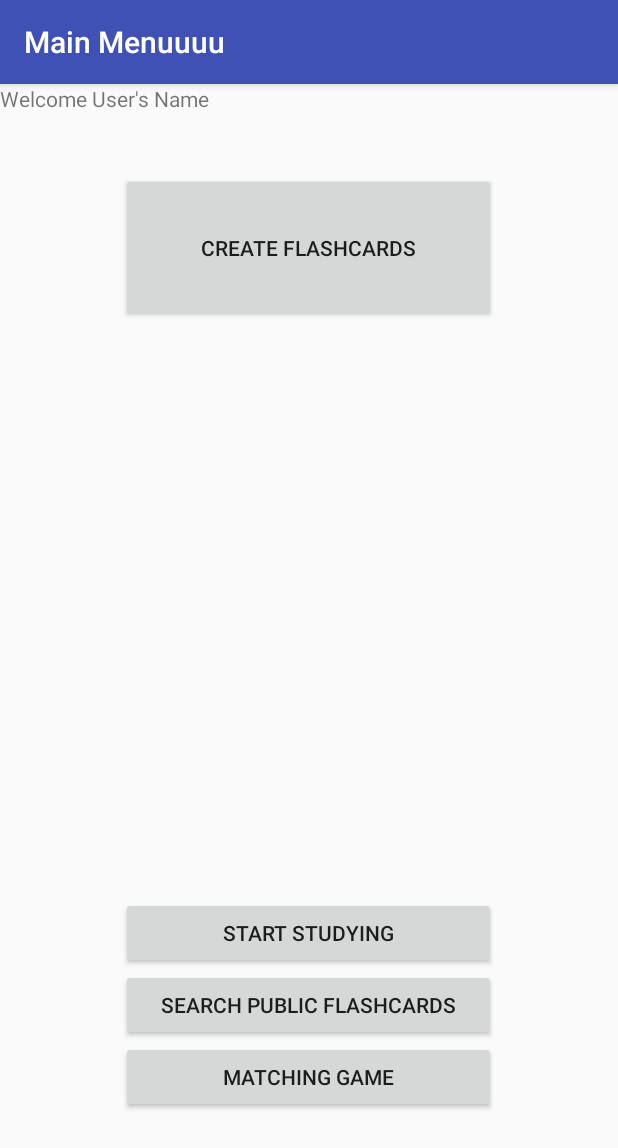
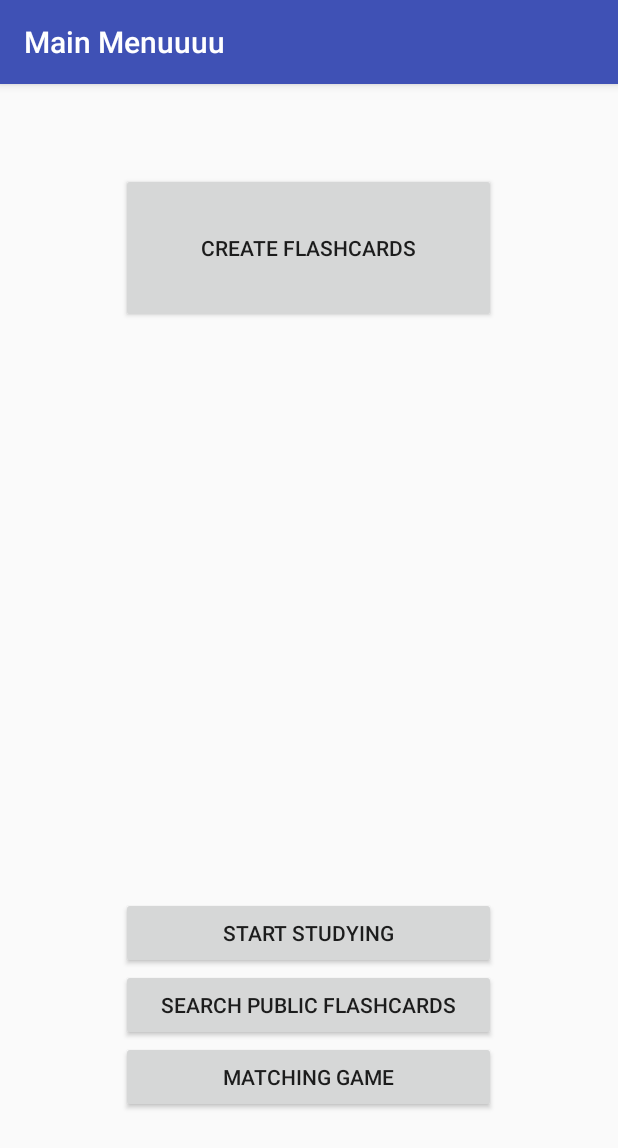
Before and after one commit to arturoaram/FlashCardsParse, an Android app: the UserMenu screen opened directly, with no data from a screen before it, on a phone screen of 412 x 824 dp. Shown: the top 1148 px of the screen. Run offline under Robolectric (Android 15) with nearby library versions, the phone set to English and light mode, and no system bars; libraries missing offline, so code that uses them is left out: com.parse; 4 statements that could not run were skipped.

Commit message:
Start to add the FlashCard class.

```diff
--- a/app/src/main/res/layout/user_menu.xml
+++ b/app/src/main/res/layout/user_menu.xml
@@ -48,15 +48,4 @@
         android:layout_alignRight="@+id/createFlashcardsBtn"
         android:layout_alignEnd="@+id/createFlashcardsBtn" />
 
-    <TextView
-        android:layout_width="wrap_content"
-        android:layout_height="wrap_content"
-        android:text="Welcome User&apos;s Name"
-        android:id="@+id/FirstTextView"
-        android:layout_alignParentTop="true"
-        android:layout_alignParentLeft="true"
-        android:layout_alignParentStart="true"
-        android:layout_alignRight="@+id/createFlashcardsBtn"
-        android:layout_alignEnd="@+id/createFlashcardsBtn" />
-
 </RelativeLayout>
```
Also changed, not shown: app/src/main/java/com/example/arturo/flashcardsparse/FlashCard.java (added, +47 -0 lines), app/src/main/java/com/example/arturo/flashcardsparse/FlashCardsArray.java (added, +9 -0 lines), app/src/main/java/com/example/arturo/flashcardsparse/RegisterCredentials.java (+6 -4 lines), app/src/main/java/com/example/arturo/flashcardsparse/UserMenu.java (+10 -5 lines), 1 other file.
